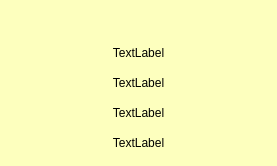
This is ui/frmShowFicha.ui in turulomio/glparchis as Qt 5 draws it before an edit. The edited form follows.
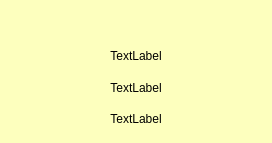
This is the edited form. Icons and pictures are not drawn.

Commit message: Se ha quitado sgl.fichas

Patch:
```diff
--- a/ui/frmShowFicha.ui
+++ b/ui/frmShowFicha.ui
@@ -6,8 +6,8 @@
    <rect>
     <x>0</x>
     <y>0</y>
-    <width>277</width>
-    <height>166</height>
+    <width>272</width>
+    <height>143</height>
    </rect>
   </property>
   <property name="windowTitle">
@@ -52,16 +52,6 @@
        </property>
       </widget>
      </item>
-     <item>
-      <widget class="QLabel" name="lblPosicion">
-       <property name="text">
-        <string>TextLabel</string>
-       </property>
-       <property name="alignment">
-        <set>Qt::AlignCenter</set>
-       </property>
-      </widget>
-     </item>
      <item>
       <widget class="QLabel" name="lblRuta">
        <property name="text">
```
The commit also changes 7 other files.
